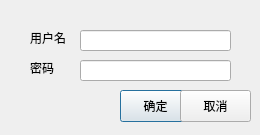
The window that LiBrother/LiBrotherClient/login.ui (sxtyzhangzk/LiBrother) describes before a commit, drawn with Qt 5.
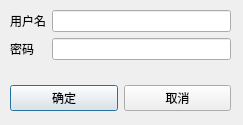
The same window after the commit.

Commit message: [by chen wang]complete the mainwindow&&usermain&&userborrow&&login&&bookdata

```diff
--- a/LiBrother/LiBrotherClient/login.ui
+++ b/LiBrother/LiBrotherClient/login.ui
@@ -6,48 +6,62 @@
    <rect>
     <x>0</x>
     <y>0</y>
-    <width>260</width>
-    <height>135</height>
+    <width>243</width>
+    <height>125</height>
    </rect>
   </property>
   <property name="windowTitle">
    <string>登陆 Log in</string>
   </property>
+  <widget class="QWidget" name="">
+   <property name="geometry">
+    <rect>
+     <x>10</x>
+     <y>10</y>
+     <width>221</width>
+     <height>101</height>
+    </rect>
+   </property>
+   <layout class="QVBoxLayout" name="verticalLayout">
+    <item>
+     <layout class="QFormLayout" name="formLayout">
+      <item row="0" column="0">
   <widget class="QLabel" name="label_2">
-   <property name="geometry">
-    <rect>
-     <x>30</x>
-     <y>30</y>
-     <width>59</width>
-     <height>16</height>
-    </rect>
-   </property>
    <property name="text">
     <string>用户名</string>
    </property>
   </widget>
+      </item>
+      <item row="0" column="1">
+       <widget class="QLineEdit" name="lineEdit">
+        <property name="text">
+         <string/>
+        </property>
+       </widget>
+      </item>
+      <item row="1" column="0">
   <widget class="QLabel" name="label_3">
-   <property name="geometry">
-    <rect>
-     <x>30</x>
-     <y>60</y>
-     <width>59</width>
-     <height>16</height>
-    </rect>
-   </property>
    <property name="text">
     <string>密码</string>
    </property>
   </widget>
+      </item>
+      <item row="1" column="1">
+       <widget class="QLineEdit" name="lineEdit_2">
+        <property name="text">
+         <string/>
+        </property>
+        <property name="echoMode">
+         <enum>QLineEdit::Password</enum>
+        </property>
+       </widget>
+      </item>
+     </layout>
+    </item>
+    <item>
+     <layout class="QHBoxLayout" name="horizontalLayout">
+      <item>
   <widget class="QPushButton" name="pushButton">
-   <property name="geometry">
-    <rect>
-     <x>120</x>
-     <y>90</y>
-     <width>71</width>
-     <height>32</height>
-    </rect>
-   </property>
    <property name="autoFillBackground">
     <bool>false</bool>
    </property>
@@ -55,47 +69,17 @@
     <string>确定</string>
    </property>
   </widget>
+      </item>
+      <item>
   <widget class="QPushButton" name="pushButton_2">
-   <property name="geometry">
-    <rect>
-     <x>180</x>
-     <y>90</y>
-     <width>71</width>
-     <height>32</height>
-    </rect>
-   </property>
    <property name="text">
     <string>取消</string>
    </property>
   </widget>
-  <widget class="QLineEdit" name="lineEdit">
-   <property name="geometry">
-    <rect>
-     <x>80</x>
-     <y>30</y>
-     <width>151</width>
-     <height>21</height>
-    </rect>
-   </property>
-   <property name="text">
-    <string/>
-   </property>
-  </widget>
-  <widget class="QLineEdit" name="lineEdit_2">
-   <property name="geometry">
-    <rect>
-     <x>80</x>
-     <y>60</y>
-     <width>151</width>
-     <height>21</height>
-    </rect>
-   </property>
-   <property name="text">
-    <string/>
-   </property>
-   <property name="echoMode">
-    <enum>QLineEdit::Password</enum>
-   </property>
+      </item>
+     </layout>
+    </item>
+   </layout>
   </widget>
  </widget>
  <resources/>
```
Lines whose indentation alone changed are shown as unchanged. The commit also changes 13 other files.
